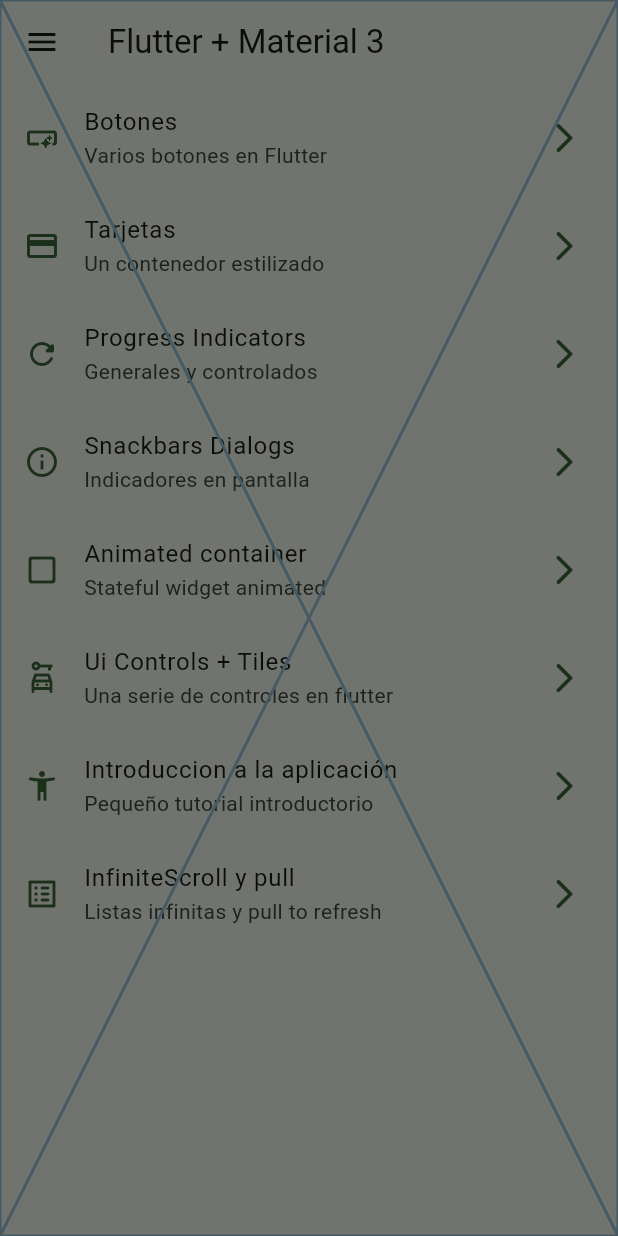
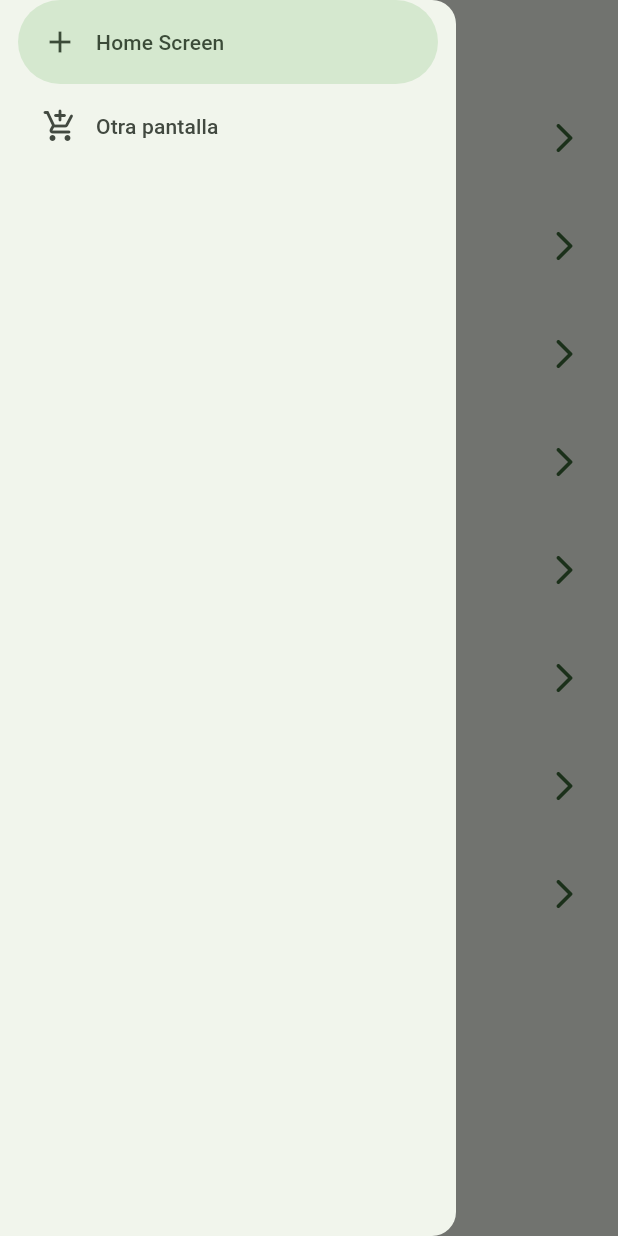
Before and after one commit to AFTR05/widgets_app, a Flutter app: the screen it shows after launch, with the side drawer open, on a phone screen of 412 x 824 dp. Run offline on Flutter 3.47's test engine with Material 3 defaults, Android fonts, the phone set to English and light mode, and no system bars; our stand-ins replace animate_do, go_router.

Commit message:
feat side menu

```diff
--- a/lib/presentation/screens/home/home_screen.dart
+++ b/lib/presentation/screens/home/home_screen.dart
@@ -1,6 +1,7 @@
 import 'package:flutter/material.dart';
 import 'package:go_router/go_router.dart';
 import 'package:widgets_app/config/menu/menu_item.dart';
+import 'package:widgets_app/presentation/widgets/side_menu.dart';
 
 
 class HomeScreen extends StatelessWidget {
@@ -15,7 +16,7 @@ class HomeScreen extends StatelessWidget {
         title: const Text('Flutter + Material 3')
       ),
       body: const _HomeView(),
-      drawer: Placeholder(),
+      drawer: const SideMenu()
     );
   }
 }
--- /dev/null
+++ b/lib/presentation/widgets/side_menu.dart
@@ -0,0 +1,36 @@
+import 'package:flutter/material.dart';
+import 'package:widgets_app/config/menu/menu_item.dart';
+
+class SideMenu extends StatefulWidget {
+  const SideMenu({super.key});
+
+  @override
+  State<SideMenu> createState() => _SideMenuState();
+}
+
+class _SideMenuState extends State<SideMenu> {
+
+  int navDrawerIndex = 0;
+
+  @override
+  Widget build(BuildContext context) {
+    return NavigationDrawer(
+      selectedIndex: navDrawerIndex,
+      onDestinationSelected: (value) {
+        setState(() {
+          navDrawerIndex = value;
+        });
+      },
+      children: const [
+        NavigationDrawerDestination(
+          icon: Icon(Icons.add),
+          label: Text('Home Screen')
+        ),
+        NavigationDrawerDestination(
+          icon: Icon(Icons.add_shopping_cart_rounded),
+          label: Text('Otra pantalla')
+        )
+      ]
+    );
+  }
+}
```
